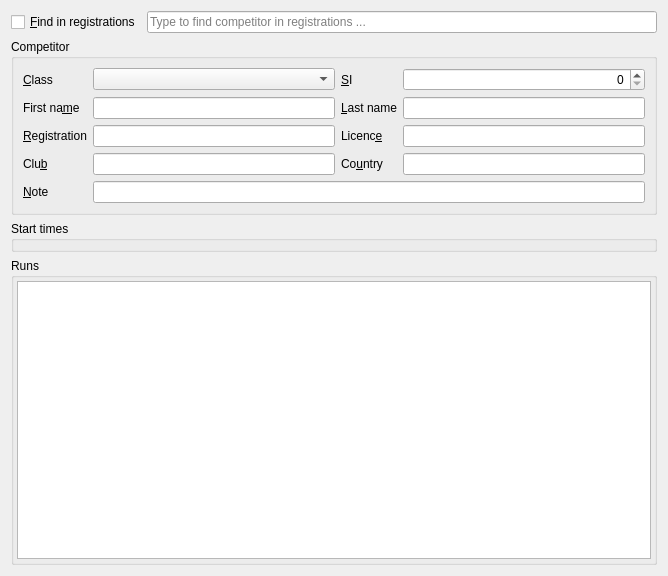
First picture: the form in quickevent/app/plugins/qml/Competitors/src/competitorwidget.ui, repository Quick-Event/quickbox, before the edit.
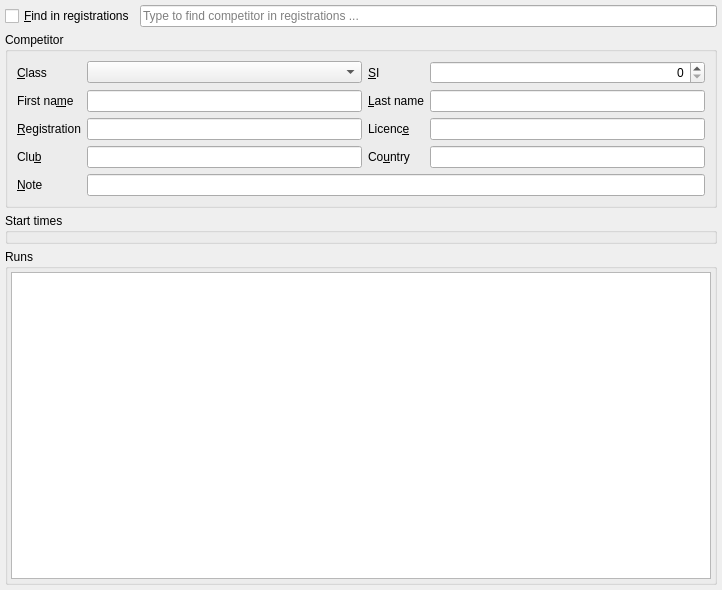
Second picture: the form after the edit. Custom widgets are drawn as their Qt base class.

Patch:
```diff
--- a/quickevent/app/plugins/qml/Competitors/src/competitorwidget.ui
+++ b/quickevent/app/plugins/qml/Competitors/src/competitorwidget.ui
@@ -6,14 +6,29 @@
    <rect>
     <x>0</x>
     <y>0</y>
-    <width>668</width>
-    <height>576</height>
+    <width>722</width>
+    <height>590</height>
    </rect>
   </property>
   <property name="windowTitle">
    <string>Form</string>
   </property>
   <layout class="QVBoxLayout" name="verticalLayout_2">
+   <property name="spacing">
+    <number>5</number>
+   </property>
+   <property name="leftMargin">
+    <number>5</number>
+   </property>
+   <property name="topMargin">
+    <number>5</number>
+   </property>
+   <property name="rightMargin">
+    <number>5</number>
+   </property>
+   <property name="bottomMargin">
+    <number>5</number>
+   </property>
    <item>
     <layout class="QHBoxLayout" name="horizontalLayout">
      <item>
```
Left out of the diff: 6 changed lines with no effect on the pictures.
